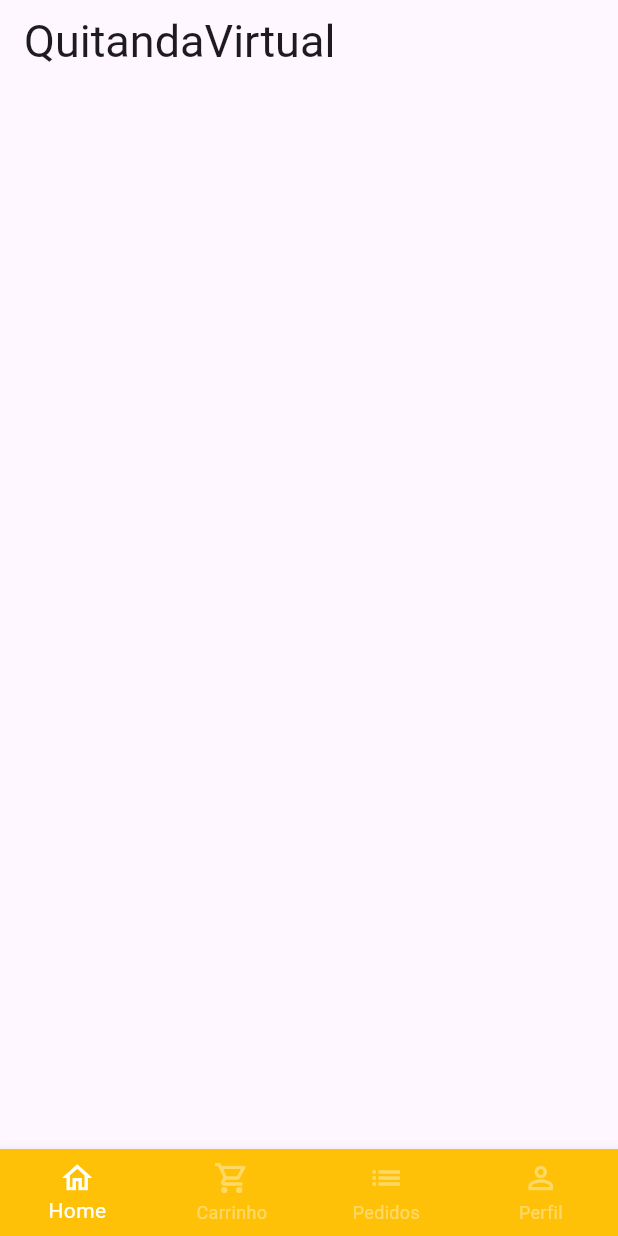
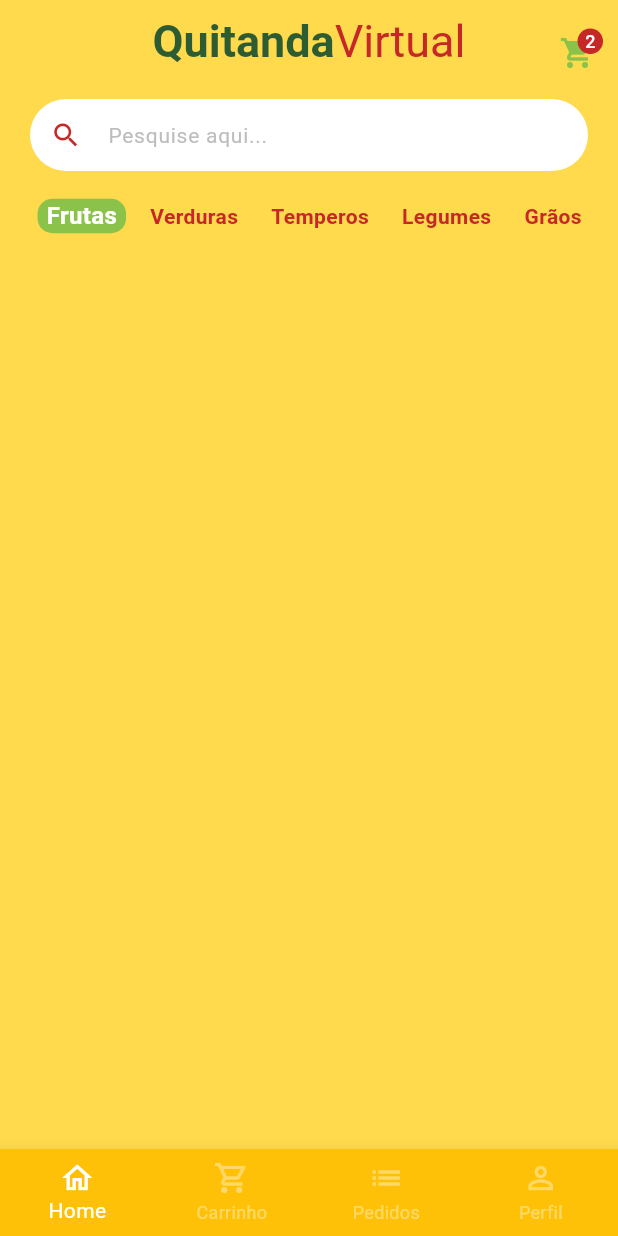
Before and after one commit to GabrielsFelix-utp/flutter_application_1, a Flutter app: the screen it shows after launch, after a tap on "Entrar", on a phone screen of 412 x 824 dp. Run offline on Flutter 3.47's test engine with Material 3 defaults, Android fonts, the phone set to English and light mode, and no system bars; our stand-ins replace animated_text_kit, mask_text_input_formatter.

Commit message:
Home and Category

```diff
--- a/lib/main.dart
+++ b/lib/main.dart
@@ -13,7 +13,8 @@ class MyApp extends StatelessWidget {
     return MaterialApp(
       title: 'Flutter Demo',
       theme: ThemeData(
-        primarySwatch: Colors.blue
+        primarySwatch: Colors.blue,
+        scaffoldBackgroundColor: Colors.amberAccent.withAlpha(190),
       ),
       debugShowCheckedModeBanner: false,
       home: const SignInScreen(),
--- a/lib/src/auth/Base/base_screen.dart
+++ b/lib/src/auth/Base/base_screen.dart
@@ -24,7 +24,7 @@ class _BaseScreenState extends State<BaseScreen> {
           });
         },
         children: [
-          const HomeTab(),
+          HomeTab(),
           Container(color: Colors.yellow),
           Container(color: Colors.green),
           Container(color: Colors.purple),
--- /dev/null
+++ b/lib/src/auth/home/Components/category_tile.dart
@@ -0,0 +1,41 @@
+import 'package:flutter/material.dart';
+import 'package:flutter_application_1/src/auth/config/custom_colors.dart';
+
+class CategoryTile extends StatelessWidget {
+  const CategoryTile({
+    super.key,
+    required this.category,
+    required this.isSelected,
+    required this.onPressed,
+  });
+
+  final String category;
+  final bool isSelected;
+  final VoidCallback onPressed;
+
+  @override
+  Widget build(BuildContext context) {
+    return GestureDetector(
+      onTap: onPressed,
+      child: Align(
+        alignment: Alignment.center,
+        child: Container(
+          padding: const EdgeInsets.symmetric(horizontal: 6),
+          decoration: BoxDecoration(
+            borderRadius: BorderRadius.circular(10),
+            color:
+                isSelected ? CustomColors.customSwatchColor : Colors.transparent,
+          ),
+          child: Text(
+            category,
+            style: TextStyle(
+              color: isSelected ? Colors.white : CustomColors.customContrastColor,
+              fontWeight: FontWeight.bold,
+              fontSize: isSelected ? 16 : 14,
+            ),
+          ),
+        ),
+      ),
+    );
+  }
+}
--- a/lib/src/auth/home/home_tab.dart
+++ b/lib/src/auth/home/home_tab.dart
@@ -1,31 +1,142 @@
+import 'package:flutter/foundation.dart';
 import 'package:flutter/material.dart';
+import 'package:flutter_application_1/src/auth/config/custom_colors.dart';
+import 'package:flutter_application_1/src/auth/home/Components/category_tile.dart';
 
-class HomeTab extends StatelessWidget {
-  const HomeTab({super.key});
+class HomeTab extends StatefulWidget {
+  HomeTab({super.key});
+
+  @override
+  State<HomeTab> createState() => _HomeTabState();
+}
+
+class _HomeTabState extends State<HomeTab> {
+  List<String> categories = [
+    'Frutas',
+    'Verduras',
+    'Temperos',
+    'Legumes',
+    'Grãos',
+  ];
+
+  String selectedCategory = 'Frutas';
 
   @override
   Widget build(BuildContext context) {
     return Scaffold(
       //App bar
       appBar: AppBar(
-        title: const Text.rich(
+        backgroundColor: Colors.transparent,
+        elevation: 0,
+        centerTitle: true,
+        title: Text.rich(
           TextSpan(
             style: TextStyle(
               fontSize: 30,
             ),
             children: [
-              TextSpan(text: 'Quitanda'),
-              TextSpan(text: 'Virtual'),
+              TextSpan(
+                text: 'Quitanda',
+                style: TextStyle(
+                  color: Color.fromARGB(255, 46, 92, 50),
+                  fontWeight: FontWeight.bold,
+                ),
+              ),
+              TextSpan(
+                text: 'Virtual',
+                style: TextStyle(
+                  color: CustomColors.customContrastColor,
+                ),
+              ),
             ],
           ),
         ),
+        actions: [
+          Padding(
+            padding: const EdgeInsets.only(
+              top: 15,
+              right: 15,
+            ),
+            child: GestureDetector(
+              onTap: () {},
+              child: Badge(
+                backgroundColor: CustomColors.customContrastColor,
+                label: Text(
+                  '2',
+                  style: const TextStyle(
+                    color: Colors.white,
+                    fontSize: 12,
+                  ),
+                ),
+                child: Icon(
+                  Icons.shopping_cart,
+                  color: CustomColors.customSwatchColor,
+                ),
+              ),
+            ),
+          )
+        ],
       ),
 
-      // Campo pesquisa
+      body: Column(
+        children: [
+          // Campo pesquisa
+          Padding(
+            padding: const EdgeInsets.symmetric(
+              horizontal: 20,
+              vertical: 10,
+            ),
+            child: TextFormField(
+              decoration: InputDecoration(
+                filled: true,
+                fillColor: Colors.white,
+                isDense: true,
+                hintText: 'Pesquise aqui...',
+                hintStyle: TextStyle(
+                  color: Colors.grey.shade400,
+                  fontSize: 14,
+                ),
+                prefixIcon: Icon(
+                  Icons.search,
+                  color: CustomColors.customContrastColor,
+                  size: 21,
+                ),
+                border: OutlineInputBorder(
+                  borderRadius: BorderRadius.circular(60),
+                  borderSide:
+                      const BorderSide(width: 0, style: BorderStyle.none),
+                ),
+              ),
+            ),
+          ),
 
-      //Categorias
+          //Categorias
+          Container(
+            padding: const EdgeInsets.only(left: 25),
+            height: 40,
+            child: ListView.separated(
+              scrollDirection: Axis.horizontal,
+              itemBuilder: (_, index) {
+                return CategoryTile(
+                  onPressed: () {
+                    setState(() {
+                      selectedCategory = categories[index];
+                    });
+                  },
+                  category: categories[index],
+                  isSelected: categories[index] == selectedCategory,
+                );
+              },
+              separatorBuilder: (_, index) => const SizedBox(
+                width: 10,
+              ),
+              itemCount: categories.length,
+            ),
+          ),
 
-      //Grid
+          //Grid
+        ],
+      ),
     );
   }
 }
--- a/pubspec.yaml
+++ b/pubspec.yaml
@@ -37,6 +37,7 @@ dependencies:
   cupertino_icons: ^1.0.8
   animated_text_kit: ^4.2.2
   mask_text_input_formatter: ^2.9.0
+  badges: ^3.1.2
 
 dev_dependencies:
   flutter_test:
```
Also changed, not shown: pubspec.lock.
